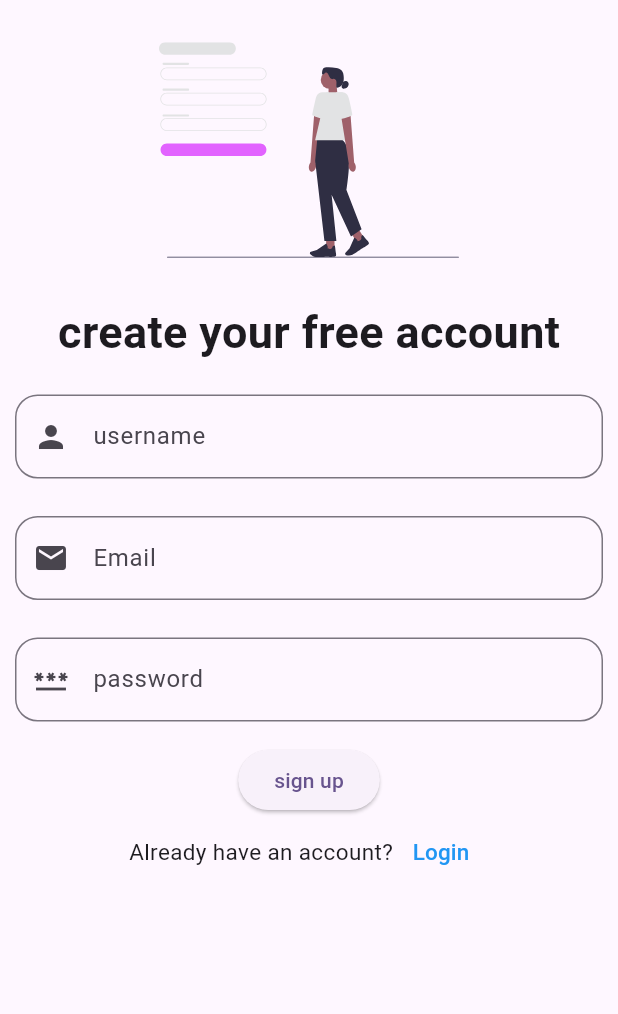
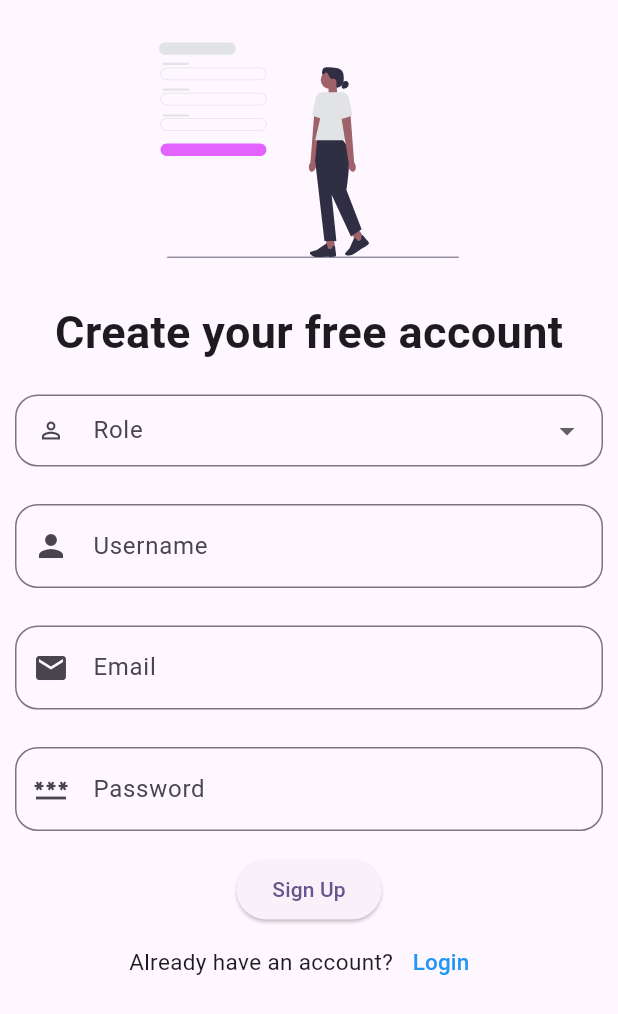
Before and after one commit to AlanGitau/Salama-Care, a Flutter app: the Signup screen opened directly, on a phone screen of 412 x 824 dp. Shown: the top 1014 px of the screen. Run offline on Flutter 3.47's test engine with Material 3 defaults, Android fonts, the phone set to English and light mode, and no system bars; our stand-ins replace cloud_firestore, firebase_auth, firebase_core, flutter_svg, google_fonts, google_nav_bar; accounts and stored records are empty; network calls fail.

Commit message:
salama care

```diff
--- a/lib/Signup.dart
+++ b/lib/Signup.dart
@@ -1,3 +1,5 @@
+import 'package:cloud_firestore/cloud_firestore.dart';
+import 'package:firebase_auth/firebase_auth.dart';
 import 'package:flutter/material.dart';
 import 'package:flutter_svg/svg.dart';
 import 'package:signup/Services/auth_service.dart';
@@ -11,52 +13,83 @@ class Signup extends StatefulWidget {
 }
 
 class _SignupState extends State<Signup> {
+  String? _selectedRole;
+  final List<String> roles = ['patient', 'doctor'];
 
   final _usernamecontroller = TextEditingController();
   final _emailcontroller = TextEditingController();
   final _passwordcontroller = TextEditingController();
   final _authservice = AuthService();
-   bool _isloading = false ;
+  bool _isloading = false;
 
-  Future<void> _handlesignup()async{
+  Future<void> _handlesignup() async {
+    if (_selectedRole == null) {
+      ScaffoldMessenger.of(context).showSnackBar(
+        const SnackBar(
+          content: Text('Please select a role!'),
+          backgroundColor: Colors.red,
+        ),
+      );
+      return;
+    }
+
     setState(() {
       _isloading = true;
     });
-//Get result from firebase authentication
-    final result  = await _authservice.registration(
+
+    try {
+      // Perform registration
+      final result = await _authservice.registration(
         email: _emailcontroller.text.trim(),
         password: _passwordcontroller.text,
       );
 
-      setState(() {
-        _isloading= false;
+      if (result == 'success') {
+        final user = FirebaseAuth.instance.currentUser;
+        if (user != null) {
+          // Save user data in Firestore
+          await FirebaseFirestore.instance.collection('users').doc(user.uid).set({
+            'email': _emailcontroller.text.trim(),
+            'username': _usernamecontroller.text.trim(),
+            'role': _selectedRole,
           });
 
-      if (!mounted) return ;
-
-      if (result == 'success'){
           ScaffoldMessenger.of(context).showSnackBar(
             const SnackBar(
-            content:Text('Account created successfully!'),
+              content: Text('Account created successfully!'),
               backgroundColor: Colors.lightGreen,
-          ));
+            ),
+          );
 
+          // Navigate to login screen
           Navigator.pushReplacement(
             context,
-        MaterialPageRoute(builder:(context)=> const Loginscreen()),
+            MaterialPageRoute(builder: (context) => const Loginscreen()),
           );
-
-      }else{
+        } else {
+          throw Exception('Failed to retrieve user ID.');
+        }
+      } else {
         ScaffoldMessenger.of(context).showSnackBar(
           SnackBar(
             content: Text(result ?? 'An error occurred'),
             backgroundColor: Colors.red,
-          ));
+          ),
+        );
       }
-
+    } catch (e) {
+      ScaffoldMessenger.of(context).showSnackBar(
+        SnackBar(
+          content: Text('Error: $e'),
+          backgroundColor: Colors.red,
+        ),
+      );
+    } finally {
+      setState(() {
+        _isloading = false;
+      });
     }
-
-
+  }
 
   @override
   Widget build(BuildContext context) {
@@ -65,53 +98,83 @@ class _SignupState extends State<Signup> {
         child: Column(
           mainAxisAlignment: MainAxisAlignment.center,
           children: [
-            SvgPicture.asset('assets/images/sign-up.svg',
+            SvgPicture.asset(
+              'assets/images/sign-up.svg',
               height: 200,
               width: 200,
             ),
-
-            const Text('create your free account',
+            const Text(
+              'Create your free account',
               style: TextStyle(
                 fontSize: 30,
                 fontWeight: FontWeight.bold,
               ),
             ),
+            const SizedBox(height: 10),
 
-            const SizedBox(height: 10,),
+            // Roles
+            Padding(
+              padding: const EdgeInsets.all(10.0),
+              child: DropdownButtonFormField<String>(
+                value: _selectedRole,
+                items: roles
+                    .map((role) => DropdownMenuItem(
+                          value: role,
+                          child: Text(role),
+                        ))
+                    .toList(),
+                onChanged: (value) => setState(() => _selectedRole = value),
+                decoration: InputDecoration(
+                  border: OutlineInputBorder(
+                    borderRadius: BorderRadius.circular(15),
+                  ),
+                  labelText: 'Role',
+                  prefixIcon: const Icon(Icons.person_outline),
+                  contentPadding:
+                      const EdgeInsets.symmetric(horizontal: 12, vertical: 8),
+                  isDense: true,
+                ),
+                style: const TextStyle(color: Colors.black, fontSize: 16),
+                dropdownColor: Colors.white,
+                isExpanded: true,
+              ),
+            ),
+            const SizedBox(height: 5),
 
+            // Username
             Padding(
               padding: const EdgeInsets.all(10.0),
               child: TextField(
                 controller: _usernamecontroller,
                 decoration: InputDecoration(
-                  border:OutlineInputBorder(
+                  border: OutlineInputBorder(
                     borderRadius: BorderRadius.circular(15),
-                      ) ,
+                  ),
                   prefixIcon: const Icon(Icons.person),
-                      labelText: 'username',
+                  labelText: 'Username',
                 ),
               ),
             ),
+            const SizedBox(height: 5),
 
-                  const SizedBox(height:5,),
-
+            // Email
             Padding(
               padding: const EdgeInsets.all(10.0),
               child: TextField(
                 controller: _emailcontroller,
                 keyboardType: TextInputType.emailAddress,
                 decoration: InputDecoration(
-                          border:OutlineInputBorder(
+                  border: OutlineInputBorder(
                     borderRadius: BorderRadius.circular(15),
-                          ) ,
+                  ),
                   prefixIcon: const Icon(Icons.email),
                   labelText: 'Email',
                 ),
               ),
             ),
+            const SizedBox(height: 5),
 
-                  const SizedBox(height:5,),
-
+            // Password
             Padding(
               padding: const EdgeInsets.all(10.0),
               child: TextField(
@@ -119,41 +182,40 @@ class _SignupState extends State<Signup> {
                 obscureText: true,
                 decoration: InputDecoration(
                   border: OutlineInputBorder(
-                          borderRadius:BorderRadius.circular(15),
+                    borderRadius: BorderRadius.circular(15),
                   ),
                   prefixIcon: const Icon(Icons.password),
-                          labelText: 'password',
+                  labelText: 'Password',
                 ),
               ),
             ),
+            const SizedBox(height: 5),
 
-                  const SizedBox(height:5,),
-
+            // Signup Button
             _isloading
                 ? const CircularProgressIndicator()
-            : ElevatedButton(onPressed: _handlesignup,
-            child: const Text('sign up'),
+                : ElevatedButton(
+                    onPressed: _handlesignup,
+                    child: const Text('Sign Up'),
                   ),
-
             Row(
               mainAxisAlignment: MainAxisAlignment.center,
               children: [
-                      const Text('Already have an account?',style: TextStyle(
-                        fontSize: 15,
-                      ),),
-
-                      TextButton(onPressed:(){
-                        Navigator.pop(context,
-                        MaterialPageRoute(builder:(context)=>const Loginscreen()));//navigates back to the login page
+                const Text(
+                  'Already have an account?',
+                  style: TextStyle(fontSize: 15),
+                ),
+                TextButton(
+                  onPressed: () {
+                    Navigator.pop(
+                      context,
+                      MaterialPageRoute(builder: (context) => const Loginscreen()),
+                    );
                   },
-                      child:const Text('Login',
-                      style: TextStyle(
-                        color: Colors.blue,
-                        fontSize: 15,
-
+                  child: const Text(
+                    'Login',
+                    style: TextStyle(color: Colors.blue, fontSize: 15),
                   ),
-                      ),
-
                 ),
               ],
             ),
```
Also changed, not shown: lib/loginScreen.dart (+46 -1 lines). Lines whose indentation alone changed are shown as unchanged.
